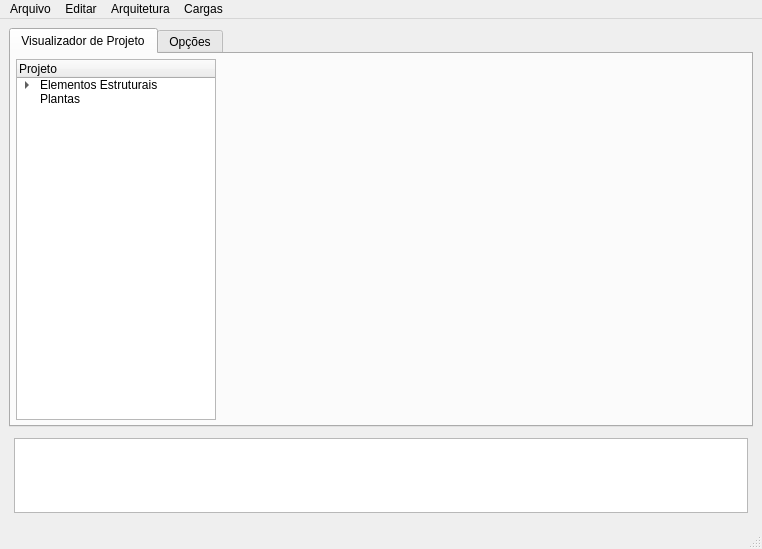
arthurpdesimone/aurora_python, file window.ui: the form before one commit.
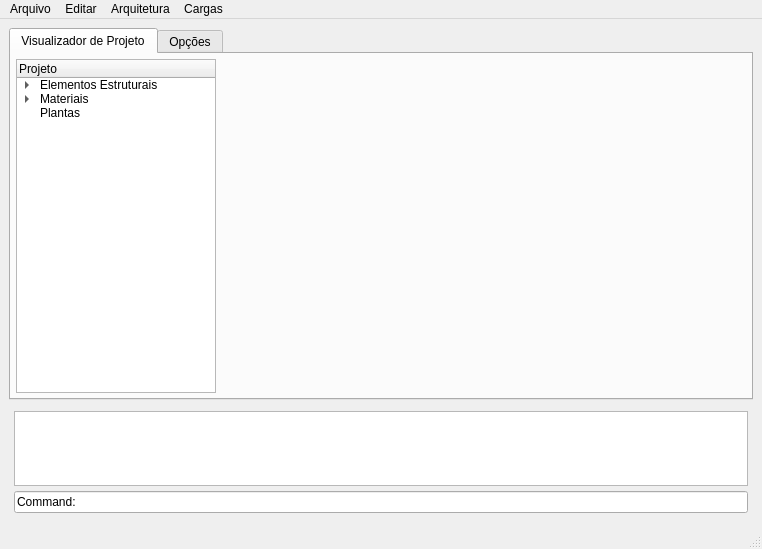
The form after the commit. Icons and pictures are not drawn.

Diff of the .ui file:
```diff
--- a/window.ui
+++ b/window.ui
@@ -20,7 +20,7 @@
   <widget class="QWidget" name="centralwidget">
    <layout class="QGridLayout" name="gridLayout_3">
     <item row="3" column="0">
-     <layout class="QHBoxLayout" name="horizontalLayout_3">
+     <layout class="QVBoxLayout" name="verticalLayout">
       <property name="spacing">
        <number>5</number>
       </property>
@@ -37,7 +37,10 @@
        <number>5</number>
       </property>
       <item>
-       <widget class="QTextEdit" name="textEdit">
+       <widget class="QTextEdit" name="log_text_edit">
+        <property name="enabled">
+         <bool>true</bool>
+        </property>
         <property name="sizePolicy">
          <sizepolicy hsizetype="Expanding" vsizetype="Minimum">
           <horstretch>0</horstretch>
@@ -55,6 +58,13 @@
         </property>
        </widget>
       </item>
+      <item>
+       <widget class="QLineEdit" name="lineEdit">
+        <property name="text">
+         <string>Command:</string>
+        </property>
+       </widget>
+      </item>
      </layout>
     </item>
     <item row="1" column="0">
@@ -123,6 +133,21 @@
             </property>
            </item>
           </item>
+          <item>
+           <property name="text">
+            <string>Materiais</string>
+           </property>
+           <item>
+            <property name="text">
+             <string>Concreto</string>
+            </property>
+           </item>
+           <item>
+            <property name="text">
+             <string>Aço</string>
+            </property>
+           </item>
+          </item>
           <item>
            <property name="text">
             <string>Plantas</string>
```
